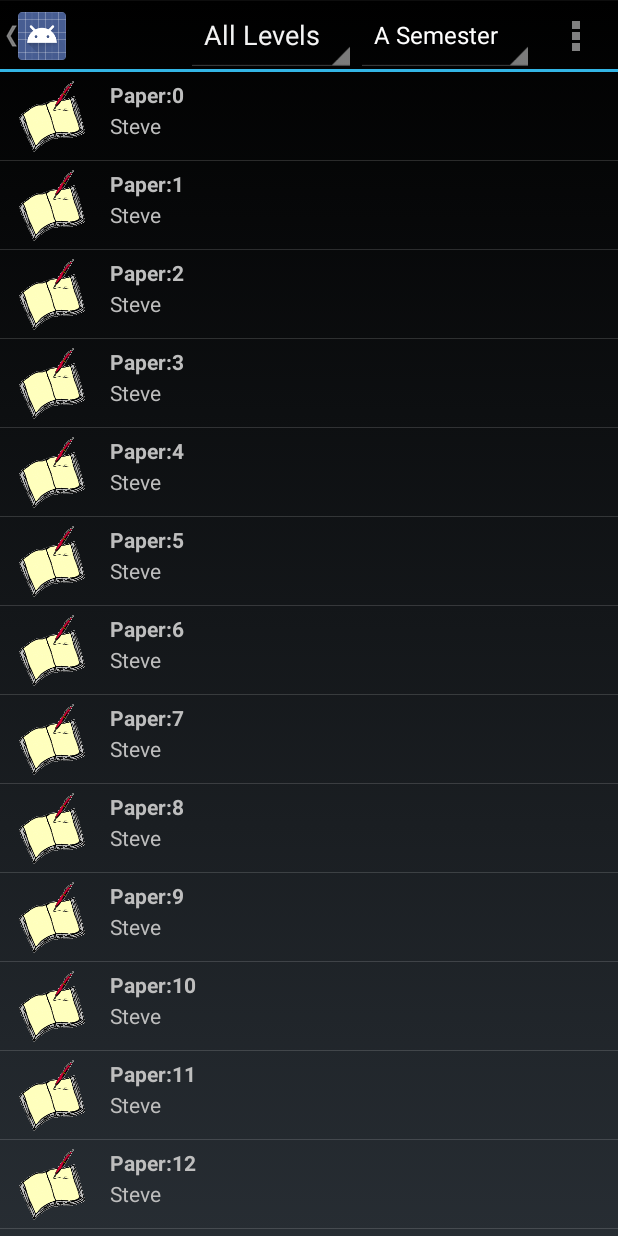
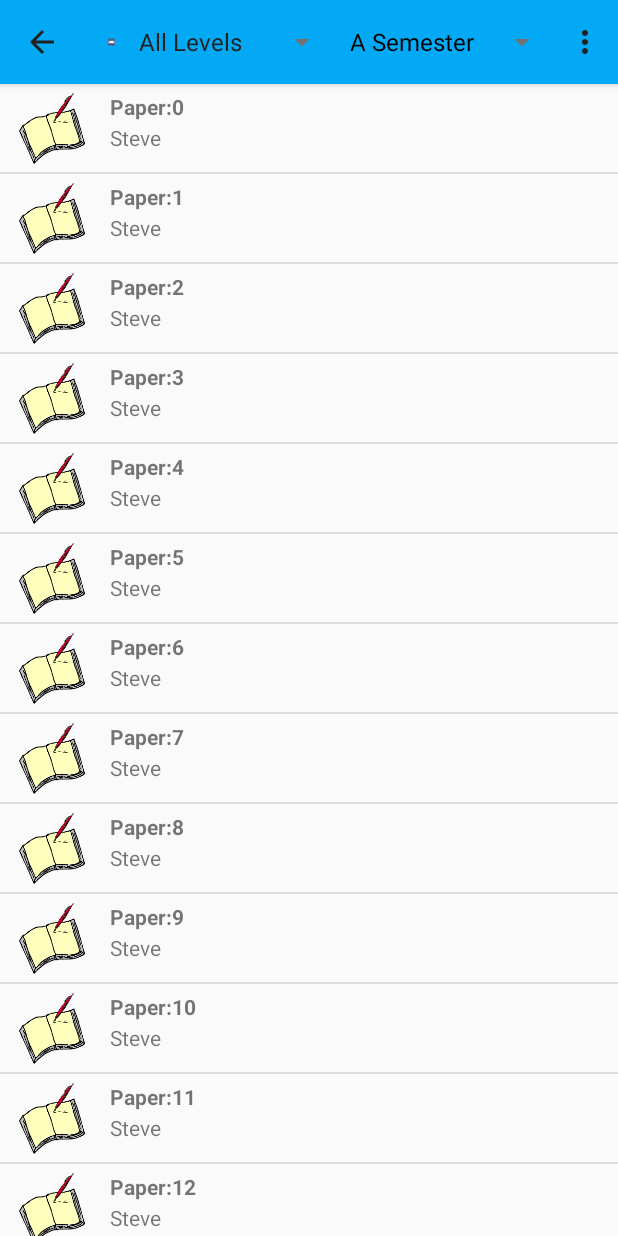
Before and after one commit to alwayswill/waikatoUni, an Android app: the screen it shows after launch (MainActivity), on a phone screen of 412 x 824 dp. Run offline under Robolectric (Android 15) with nearby library versions, the light colour scheme and no system bars; 2 statements that could not run were skipped.

Commit message:
customed theme

```diff
--- a/computer&science/COMP548/assignments/assignment1/WaikatoPapers/app/src/main/res/layout-land/activity_main.xml
+++ b/computer&science/COMP548/assignments/assignment1/WaikatoPapers/app/src/main/res/layout-land/activity_main.xml
@@ -1,4 +1,4 @@
-<android.support.v4.widget.DrawerLayout
+    <android.support.v4.widget.DrawerLayout
     xmlns:android="http://schemas.android.com/apk/res/android"
     android:id="@+id/drawer_layout"
     android:layout_width="match_parent"
@@ -32,5 +32,5 @@
         android:choiceMode="singleChoice"
         android:divider="@android:color/transparent"
         android:dividerHeight="0dp"
-        android:background="#111"/>
+        android:background="#0288D1"/>
 </android.support.v4.widget.DrawerLayout>
--- a/computer&science/COMP548/assignments/assignment1/WaikatoPapers/app/src/main/res/layout/activity_main.xml
+++ b/computer&science/COMP548/assignments/assignment1/WaikatoPapers/app/src/main/res/layout/activity_main.xml
@@ -23,5 +23,5 @@ android:layout_height="match_parent">
     android:choiceMode="singleChoice"
     android:divider="@android:color/transparent"
     android:dividerHeight="0dp"
-    android:background="#111"/>
+    android:background="#0288D1"/>
 </android.support.v4.widget.DrawerLayout>
--- /dev/null
+++ b/computer&science/COMP548/assignments/assignment1/WaikatoPapers/app/src/main/res/values-v21/styles.xml
@@ -0,0 +1,15 @@
+<?xml version="1.0" encoding="utf-8"?>
+<resources>
+
+    <style name="AppTheme" parent="android:Theme.Material.Light">
+        <item name="android:colorPrimary">@color/primary</item>
+        <item name="android:colorPrimaryDark">@color/primary_dark</item>
+        <item name="android:color">@color/primary_dark</item>
+        <!--<item name="android:primary">@color/accent</item>-->
+        <item name="android:colorAccent">@color/accent</item>
+        <item name="android:textColorPrimary">@color/primary_text</item>
+        <item name="android:textColorSecondary">@color/secondary_text</item>
+        <item name="android:divider">@color/divider</item>
+        <!--<item name="android:icon">@color/icons</item>-->
+    </style>
+</resources>
--- /dev/null
+++ b/computer&science/COMP548/assignments/assignment1/WaikatoPapers/app/src/main/res/values/colors.xml
@@ -0,0 +1,11 @@
+<?xml version="1.0" encoding="utf-8"?>
+<resources>
+    <color name="primary">#03A9F4</color>
+    <color name="primary_dark">#0288D1</color>
+    <color name="primary_light">#B3E5FC</color>
+    <color name="accent">#9E9E9E</color>
+    <color name="primary_text">#212121</color>
+    <color name="secondary_text">#727272</color>
+    <color name="icons">#FFFFFF</color>
+    <color name="divider">#B6B6B6</color>
+</resources>
```
Also changed, not shown: computer&science/COMP548/assignments/assignment1/WaikatoPapers/app/src/main/AndroidManifest.xml (+14 -14 lines), computer&science/COMP548/assignments/assignment1/WaikatoPapers/app/src/main/res/drawable-hdpi/ic_navigation_drawer.png, computer&science/COMP548/assignments/assignment1/WaikatoPapers/app/src/main/res/drawable-mdpi/ic_navigation_drawer.png, computer&science/COMP548/assignments/assignment1/WaikatoPapers/app/src/main/res/drawable-xhdpi/ic_navigation_drawer.png, computer&science/COMP548/assignments/assignment1/WaikatoPapers/app/src/main/res/drawable-xxhdpi/ic_navigation_drawer.png, 33 other files.
